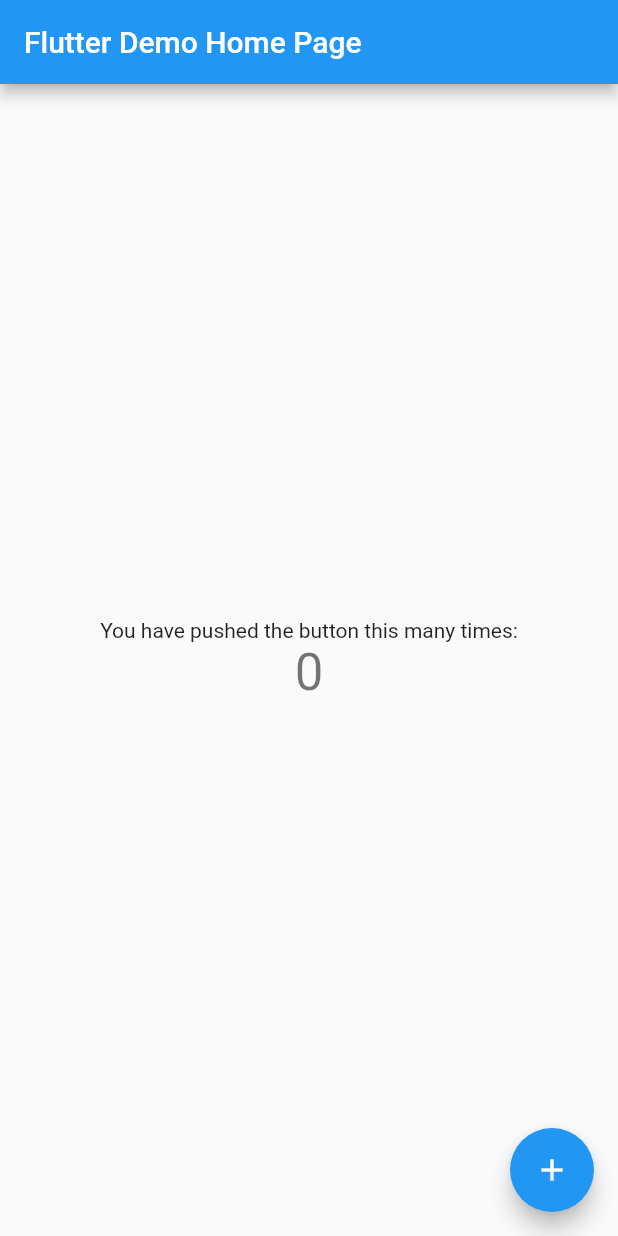
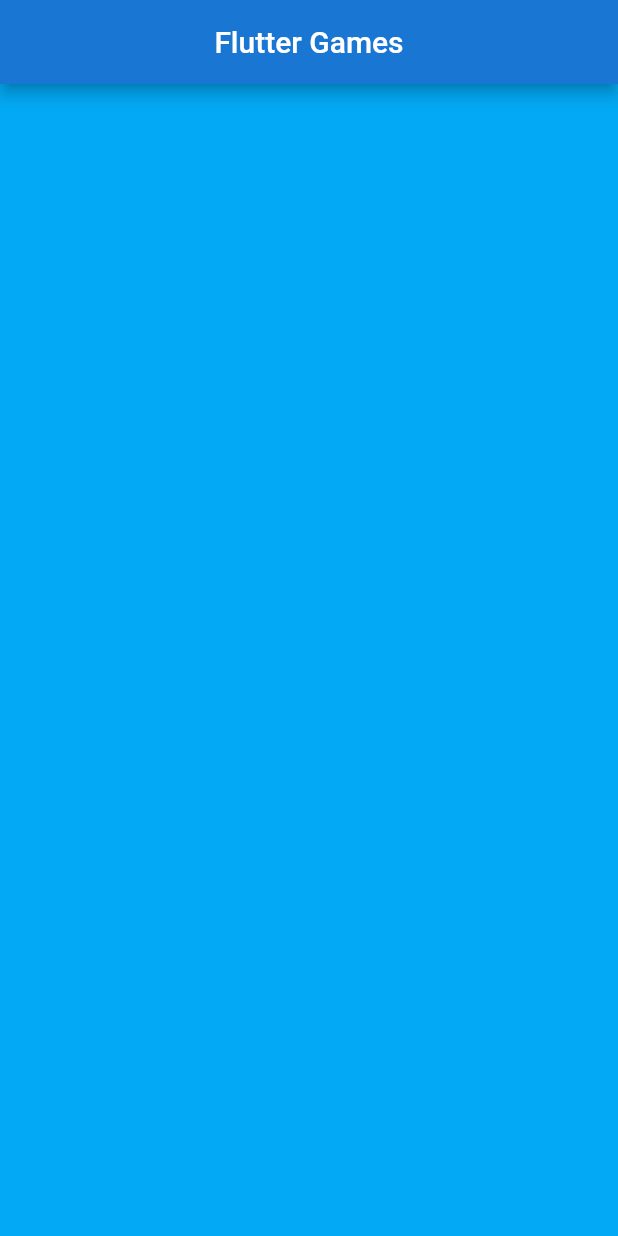
Before and after one commit to RJustoX/Flutter_Games, a Flutter app: the screen it shows after launch, on a phone screen of 412 x 824 dp. Run offline on Flutter 3.47's test engine with Material 2 defaults, Android fonts, the phone set to English and light mode, and no system bars.

Commit message:
:construction: comecando home view

```diff
--- a/lib/main.dart
+++ b/lib/main.dart
@@ -1,4 +1,5 @@
 import 'package:flutter/material.dart';
+import 'package:flutter_games/views/home/home.view.dart';
 
 void main() {
   runApp(const MyApp());
@@ -10,56 +11,10 @@ class MyApp extends StatelessWidget {
   @override
   Widget build(BuildContext context) {
     return MaterialApp(
+      debugShowCheckedModeBanner: false,
       title: 'Flutter Demo',
       theme: ThemeData(primarySwatch: Colors.blue),
-      home: const MyHomePage(title: 'Flutter Demo Home Page'),
+      home: const HomeView(),
     );
   }
 }
-
-class MyHomePage extends StatefulWidget {
-  const MyHomePage({super.key, required this.title});
-
-  final String title;
-
-  @override
-  State<MyHomePage> createState() => _MyHomePageState();
-}
-
-class _MyHomePageState extends State<MyHomePage> {
-  int _counter = 0;
-
-  void _incrementCounter() {
-    setState(() {
-      _counter++;
-    });
-  }
-
-  @override
-  Widget build(BuildContext context) {
-    return Scaffold(
-      appBar: AppBar(
-        title: Text(widget.title),
-      ),
-      body: Center(
-        child: Column(
-          mainAxisAlignment: MainAxisAlignment.center,
-          children: <Widget>[
-            const Text(
-              'You have pushed the button this many times:',
-            ),
-            Text(
-              '$_counter',
-              style: Theme.of(context).textTheme.headline4,
-            ),
-          ],
-        ),
-      ),
-      floatingActionButton: FloatingActionButton(
-        onPressed: _incrementCounter,
-        tooltip: 'Increment',
-        child: const Icon(Icons.add),
-      ),
-    );
-  }
-}
--- /dev/null
+++ b/lib/views/home/home.view.dart
@@ -0,0 +1,22 @@
+import 'package:flutter/material.dart';
+
+class HomeView extends StatefulWidget {
+  const HomeView({super.key});
+
+  @override
+  State<HomeView> createState() => _HomeViewState();
+}
+
+class _HomeViewState extends State<HomeView> {
+  @override
+  Widget build(BuildContext context) {
+    return Scaffold(
+      appBar: AppBar(
+        backgroundColor: Colors.blue[700],
+        title: const Text('Flutter Games'),
+        centerTitle: true,
+      ),
+      body: Container(color: Colors.lightBlue),
+    );
+  }
+}
```
